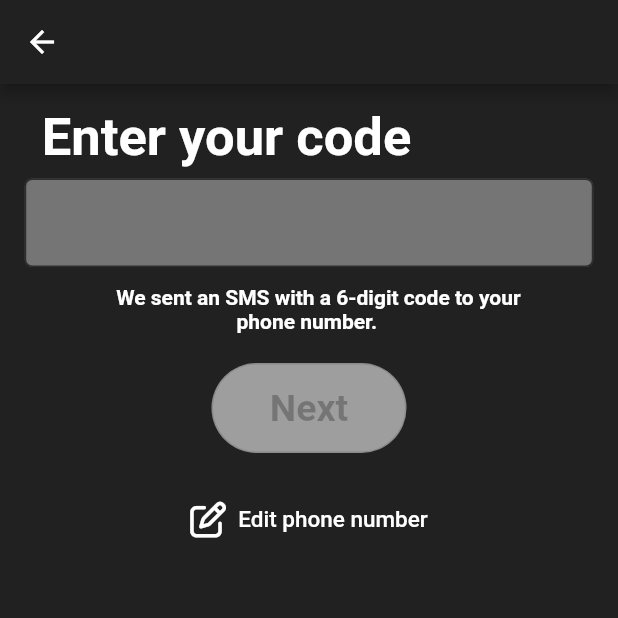
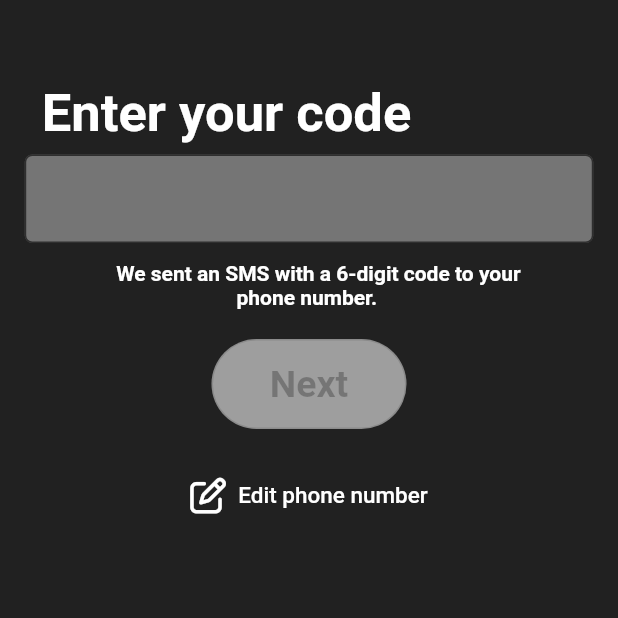
Before and after one commit to Yakshu17/Spotify-Flutter-App, a Flutter app: the Continuewithphone screen opened directly, after a tap on "Next", on a phone screen of 412 x 824 dp, the top half of it. Run offline on Flutter 3.47's test engine with Material 2 defaults, Android fonts, the phone set to English and light mode, and no system bars; our stand-ins replace firebase_auth, firebase_core, font_awesome_flutter; accounts and stored records are empty.

Commit message:
Final Commit

```diff
--- a/lib/continuewithphone.dart
+++ b/lib/continuewithphone.dart
@@ -27,14 +27,14 @@ appBar: AppBar(
                 child: const Text("Enter phone number",
                   style: TextStyle(fontSize: 35,
                       color: Colors.white,fontWeight: FontWeight.bold),)),
-            SizedBox(height: 3,),
+            const SizedBox(height: 3,),
             SizedBox(
               width: MediaQuery.of(context).size.width*0.92,
               child: TextFormField(
                 keyboardType: TextInputType.number,
                 decoration: InputDecoration(
                   hintText: "Phone number",
-                    hintStyle: TextStyle(
+                    hintStyle: const TextStyle(
                       color: Colors.white
                     ),
                     filled: true,
@@ -45,11 +45,11 @@ appBar: AppBar(
                     )),
               ),
             ),
-            SizedBox(height: 7,),
-            Container(padding: EdgeInsets.only(left: 16),
-                child: Text("We'll send you a code by SMS to confirm your phone number.", style: TextStyle(color: Colors.white,fontWeight: FontWeight.bold),)),
-            SizedBox(height: 15,),
-            Text("We may occasionally send you service-based messages.", style: TextStyle(color: Colors.white,fontWeight: FontWeight.bold),),
+            const SizedBox(height: 7,),
+            Container(padding: const EdgeInsets.only(left: 16),
+                child: const Text("We'll send you a code by SMS to confirm your phone number.", style: TextStyle(color: Colors.white,fontWeight: FontWeight.bold),)),
+            const SizedBox(height: 15,),
+            const Text("We may occasionally send you service-based messages.", style: TextStyle(color: Colors.white,fontWeight: FontWeight.bold),),
             const SizedBox(height: 70,),
             SizedBox(
               width: 130,
--- a/lib/otpscreen.dart
+++ b/lib/otpscreen.dart
@@ -14,11 +14,7 @@ class _OtpscreenState extends State<Otpscreen> {
   Widget build(BuildContext context) {
     return SafeArea(
       child: Scaffold(
-        appBar: AppBar(
-          backgroundColor: Colors.grey.shade900,
-
-        ),
-        body: Container(
+        body: Container(padding: EdgeInsets.only(top: 40),
           height: MediaQuery.of(context).size.height,
           width: MediaQuery.of(context).size.width,
           color: Colors.grey.shade900,
@@ -30,14 +26,14 @@ class _OtpscreenState extends State<Otpscreen> {
                   child: const Text("Enter your code",
                     style: TextStyle(fontSize: 35,
                         color: Colors.white,fontWeight: FontWeight.bold),)),
-              SizedBox(height:7,),
+              const SizedBox(height:7,),
               SizedBox(
                 width: MediaQuery.of(context).size.width*0.92,
                 child: TextFormField(
                   keyboardType: TextInputType.number,
                   decoration: InputDecoration(
                       hintText: "",
-                      hintStyle: TextStyle(
+                      hintStyle: const TextStyle(
                           color: Colors.white
                       ),
                       filled: true,
@@ -48,10 +44,10 @@ class _OtpscreenState extends State<Otpscreen> {
                       )),
                 ),
               ),
-              SizedBox(height: 12,),
-              Container(padding: EdgeInsets.only(left: 16),
-                  child: Text("We sent an SMS with a 6-digit code to your \n\t\t\t\t\t\t\t\t\t\t\t\t\t\t\t\t\t\t\t\t\t\t phone number.", style: TextStyle(color: Colors.white,fontWeight: FontWeight.bold),)),
-              SizedBox(height: 10,),
+              const SizedBox(height: 12,),
+              Container(padding: const EdgeInsets.only(left: 16),
+                  child: const Text("We sent an SMS with a 6-digit code to your \n\t\t\t\t\t\t\t\t\t\t\t\t\t\t\t\t\t\t\t\t\t\t phone number.", style: TextStyle(color: Colors.white,fontWeight: FontWeight.bold),)),
+              const SizedBox(height: 10,),
               const SizedBox(height: 10,),
               SizedBox(
                 width: 130,
@@ -74,14 +70,14 @@ class _OtpscreenState extends State<Otpscreen> {
                   ),
                 ),
               ),
-            SizedBox(height: 20,),
+            const SizedBox(height: 20,),
             TextButton(onPressed:(){
               Navigator.push(context, MaterialPageRoute(builder:(context)=>Continuewithphone()));
             },
 
               child:Row(
                 mainAxisAlignment: MainAxisAlignment.center,
-                children: [
+                children: const [
                    FaIcon(FontAwesomeIcons.edit,color: Colors.white),
                   SizedBox(width: 8,),
                   Text("Edit phone number",style: TextStyle(color: Colors.white,fontSize: 15),),
```
